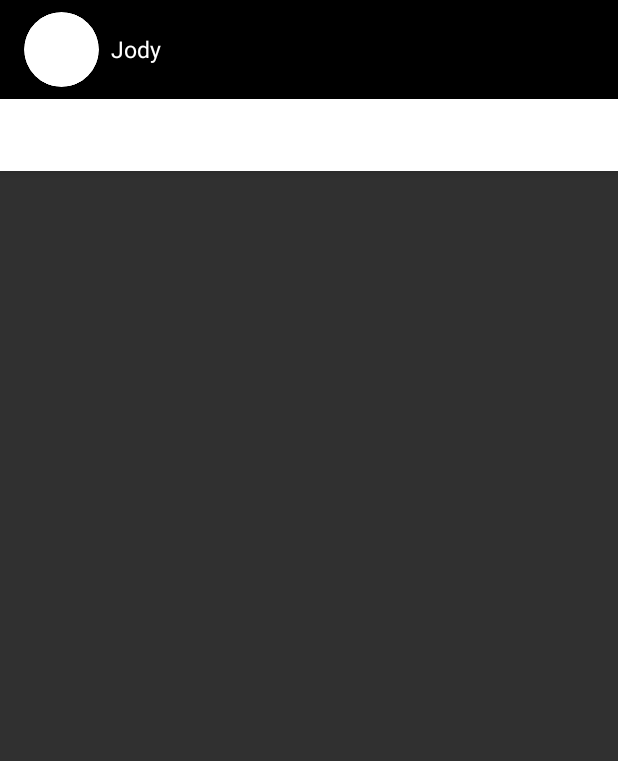
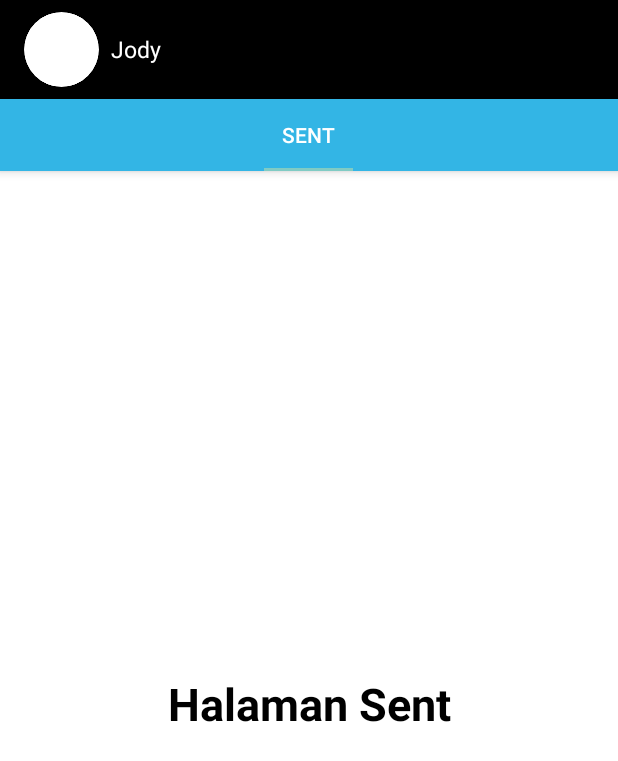
Before and after one commit to jodyap123/Pertemuan8, an Android app: the screen it shows after launch (MainActivity), on a phone screen of 412 x 824 dp. Shown: the top 761 px of the screen. Run offline under Robolectric (Android 15) with nearby library versions, the phone set to English and light mode, and no system bars; our stand-ins replace CircleImageView.

Commit message:
halaman sent selesai

```diff
--- a/app/src/main/java/com/example/kelompok9_pertemuan8/MainActivity.kt
+++ b/app/src/main/java/com/example/kelompok9_pertemuan8/MainActivity.kt
@@ -22,6 +22,7 @@ class MainActivity : AppCompatActivity() {
         val viewPager: ViewPager = findViewById(R.id.view_pager)
         val viewPagerAdapter = ViewPagerAdapter(supportFragmentManager)
 
+        viewPagerAdapter.tambahFragment(SentFragment(), "Sent")
         viewPager.adapter = viewPagerAdapter
         tabLayout.setupWithViewPager(viewPager)
     }
--- /dev/null
+++ b/app/src/main/java/com/example/kelompok9_pertemuan8/SentFragment.kt
@@ -0,0 +1,19 @@
+package com.example.kelompok9_pertemuan8
+
+import android.os.Bundle
+import androidx.fragment.app.Fragment
+import android.view.LayoutInflater
+import android.view.View
+import android.view.ViewGroup
+
+class SentFragment : Fragment() {
+
+    override fun onCreateView(
+        inflater: LayoutInflater, container: ViewGroup?,
+        savedInstanceState: Bundle?
+    ): View? {
+        // Inflate the layout for this fragment
+        return inflater.inflate(R.layout.fragment_sent, container, false)
+    }
+
+}
--- a/app/src/main/res/layout/activity_main.xml
+++ b/app/src/main/res/layout/activity_main.xml
@@ -18,7 +18,7 @@
             android:layout_width="match_parent"
             android:layout_height="wrap_content"
             android:background="@color/design_default_color_on_secondary"
-            app:popupTheme="@style/Theme.Kelompok9_Pertemuan8">
+            app:popupTheme="@style/Theme.AppCompat.NoActionBar">
 
             <de.hdodenhof.circleimageview.CircleImageView
                 android:id="@+id/foto_profile"
@@ -43,7 +43,7 @@
             android:id="@+id/tab_layout"
             android:layout_width="match_parent"
             android:layout_height="wrap_content"
-            android:background="@android:color/white" />
+            android:background="@android:color/holo_blue_light" />
     </com.google.android.material.appbar.AppBarLayout>
 
     <androidx.viewpager.widget.ViewPager
--- /dev/null
+++ b/app/src/main/res/layout/fragment_sent.xml
@@ -0,0 +1,19 @@
+<?xml version="1.0" encoding="utf-8"?>
+<RelativeLayout xmlns:android="http://schemas.android.com/apk/res/android"
+    xmlns:tools="http://schemas.android.com/tools"
+    android:layout_width="match_parent"
+    android:layout_height="match_parent"
+    tools:context=".SentFragment">
+
+    <!-- TODO: Update blank fragment layout -->
+    <TextView
+        android:layout_width="match_parent"
+        android:layout_height="match_parent"
+        android:text="@string/frag3"
+        android:gravity="center"
+        android:background="@android:color/white"
+        android:textSize="30sp"
+        android:textStyle="bold"
+        android:textColor="#000"/>
+
+</RelativeLayout>
--- a/app/src/main/res/values/strings.xml
+++ b/app/src/main/res/values/strings.xml
@@ -1,3 +1,6 @@
 <resources>
     <string name="app_name">Kelompok9_Pertemuan8</string>
+    <!-- TODO: Remove or change this placeholder text -->
+    <string name="hello_blank_fragment">Hello blank fragment</string>
+    <string name="frag3">Halaman Sent</string>
 </resources>
```
